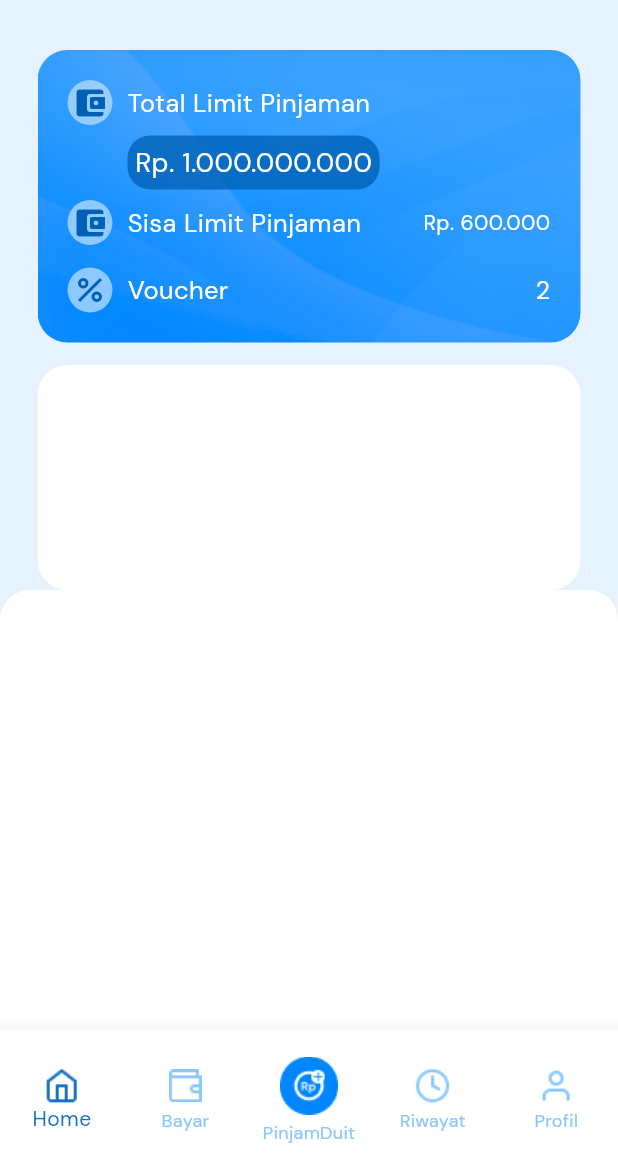
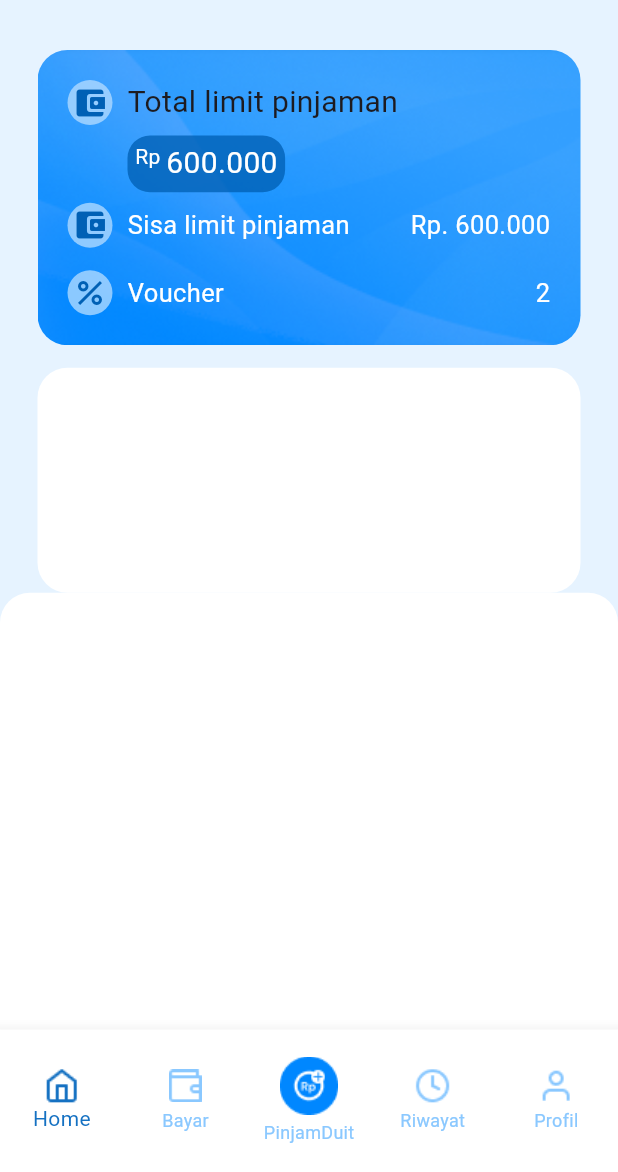
Before and after one commit to dennysihol/sali_hepeng, a Flutter app: the PinjamDuitHomePage screen opened directly, on a phone screen of 412 x 824 dp, the part 64-1236 px from its top. Run offline on Flutter 3.47's test engine with Material 3 defaults, Android fonts, the phone set to English and light mode, and no system bars; our stand-ins replace animated_splash_screen, font_awesome_flutter, intl_phone_field, page_transition, pinput, rflutter_alert.

Commit message:
Enhance theme for text, button and appbar

```diff
--- a/lib/home_page.dart
+++ b/lib/home_page.dart
@@ -2,12 +2,14 @@
 import 'package:flutter/material.dart';
 import 'package:page_transition/page_transition.dart';
 import 'package:sali_hepeng/login_page.dart';
+import 'package:sali_hepeng/theme/theme.dart';
 
 class HomePage extends StatelessWidget {
   @override
   Widget build(BuildContext context) {
     return MaterialApp(
       title: 'Pinjam Duit',
+      theme: myTheme,
       home: AnimatedSplashScreen(
         animationDuration: Duration(seconds: 1),
         duration: 3000,
--- a/lib/pinjamduit_page.dart
+++ b/lib/pinjamduit_page.dart
@@ -96,12 +96,9 @@
                       const SizedBox(
                         width: 10,
                       ),
-                      const Text(
-                        'Total Limit Pinjaman',
-                        style: TextStyle(
-                          color: Colors.white,
-                          fontSize: 17,
-                        ),
+                      Text(
+                        'Total limit pinjaman',
+                        style: Theme.of(context).textTheme.bodyMedium!.copyWith(fontSize: 20),
                       ),
                       // IconButton(
                       //   icon: const Icon(Icons.visibility_off),
@@ -128,11 +125,34 @@
                               color: Color.fromARGB(200, 0, 96, 181),
                               borderRadius:
                                   BorderRadius.all(Radius.circular(15))),
-                        child: const Text(
-                          'Rp. 1.000.000.000',
-                          style: TextStyle(color: Colors.white, fontSize: 18),
+                          child: Row(
+                            children: [
+                              Baseline(
+                                baseline: 5,
+                                baselineType: TextBaseline.ideographic,
+                                child: Text(
+                                  'Rp ',
+                                  style: Theme.of(context)
+                                      .textTheme
+                                      .bodyMedium!
+                                      .copyWith(
+                                          color: Colors.white, fontSize: 14),
                                 ),
                               ),
+                              Baseline(
+                                baseline: 20,
+                                baselineType: TextBaseline.alphabetic,
+                                child: Text(
+                                  '600.000',
+                                  style: Theme.of(context)
+                                      .textTheme
+                                      .bodyMedium!
+                                      .copyWith(
+                                          color: Colors.white, fontSize: 20),
+                                ),
+                              )
+                            ],
+                          )),
                     ],
                   ),
                   const SizedBox(
@@ -155,12 +175,12 @@
                       const SizedBox(
                         width: 10,
                       ),
-                      const Text(
-                        'Sisa Limit Pinjaman',
-                        style: TextStyle(
-                          color: Colors.white,
-                          fontSize: 17,
-                        ),
+                      Text(
+                        'Sisa limit pinjaman',
+                        style: Theme.of(context)
+                            .textTheme
+                            .bodyMedium!
+                            .copyWith(color: Colors.white, fontSize: 17),
                       ),
                       // IconButton(
                       //   icon: const Icon(Icons.visibility_off),
@@ -171,13 +191,14 @@
                       //     print('Search icon tapped!');
                       //   },
                       // ),
-                      const Expanded(
+                      Expanded(
                         child: Text(
                           'Rp. 600.000',
                           textAlign: TextAlign.end,
-                          style: TextStyle(
-                            color: Colors.white,
-                          ),
+                          style: Theme.of(context)
+                              .textTheme
+                              .bodyMedium!
+                              .copyWith(color: Colors.white, fontSize: 17),
                         ),
                       )
                     ],
@@ -202,21 +223,21 @@
                       const SizedBox(
                         width: 10,
                       ),
-                      const Text(
+                      Text(
                         'Voucher',
-                        style: TextStyle(
-                          color: Colors.white,
-                          fontSize: 17,
+                        style: Theme.of(context)
+                            .textTheme
+                            .bodyMedium!
+                            .copyWith(color: Colors.white, fontSize: 17),
                       ),
-                      ),
-                      const Expanded(
+                      Expanded(
                         child: Text(
                           '2',
                           textAlign: TextAlign.end,
-                          style: TextStyle(
-                            color: Colors.white,
-                            fontSize: 17,
-                          ),
+                          style: Theme.of(context)
+                              .textTheme
+                              .bodyMedium!
+                              .copyWith(color: Colors.white, fontSize: 17),
                         ),
                       ),
                     ],
--- /dev/null
+++ b/lib/theme/theme.dart
@@ -0,0 +1,26 @@
+import 'package:flutter/material.dart';
+import 'package:flutter/widgets.dart';
+
+final myTheme = ThemeData(
+    brightness: Brightness.light,
+    appBarTheme: const AppBarTheme(
+      titleTextStyle: TextStyle(
+        fontFamily: 'DMSans',
+        fontWeight: FontWeight.bold,
+        fontSize: 22,
+        color: Colors.black,
+      ),
+    ),
+    textTheme: const TextTheme(
+      bodySmall: TextStyle(
+        fontFamily: 'DMSans',
+        fontSize: 14,
+      ),
+    ),
+    buttonTheme: ButtonThemeData(
+      textTheme: ButtonTextTheme.normal,
+      shape: RoundedRectangleBorder(
+        borderRadius: BorderRadius.circular(10.0),
+      ),
+      height: 60.0,
+    ));
```
Also changed, not shown: lib/login_page.dart (+18 -13 lines), lib/main.dart (+2 -8 lines), lib/masuk_page.dart (added, +137 -0 lines), lib/otp_page.dart (+22 -1 lines), lib/perjanjian_page.dart (+15 -15 lines), lib/verifikasi_page.dart (+12 -10 lines), pubspec.yaml (+7 -11 lines), assets/fonts/DMSans-Bold.ttf (added), assets/fonts/DMSans-Italic.ttf (added), assets/fonts/DMSans-Regular.ttf (added), assets/images/verifikasi.png. Lines whose indentation alone changed are shown as unchanged.
